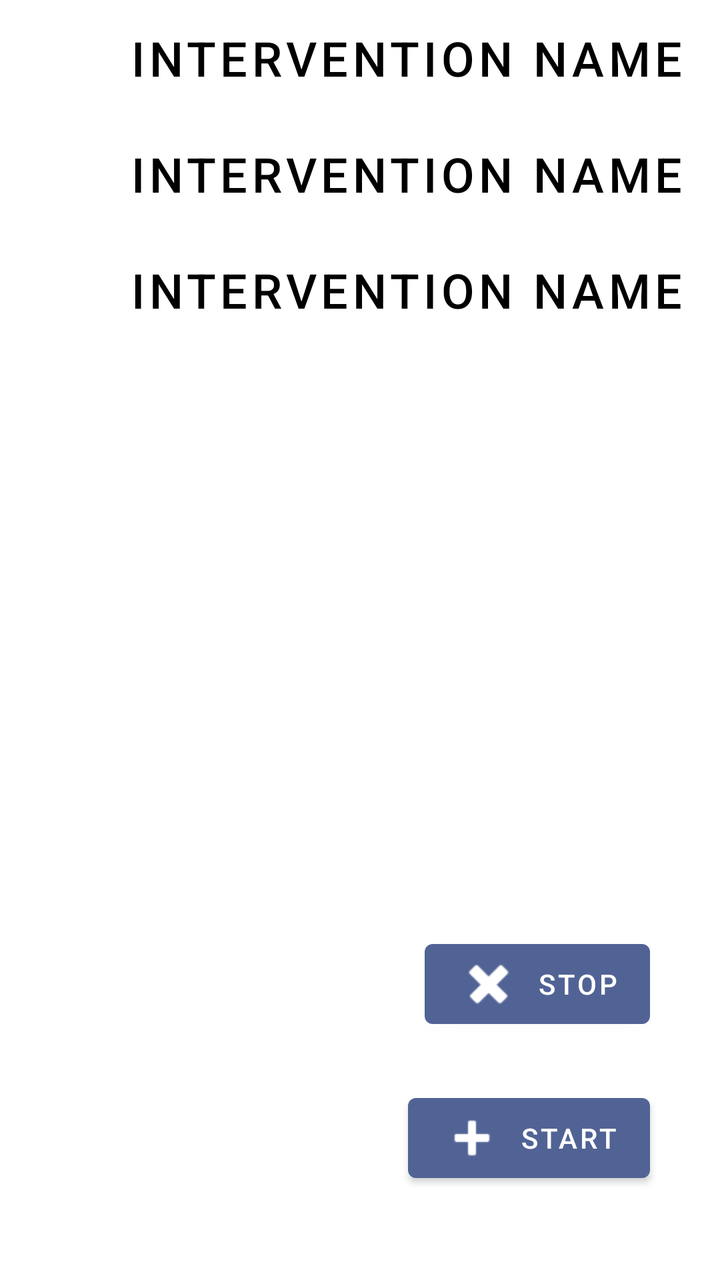
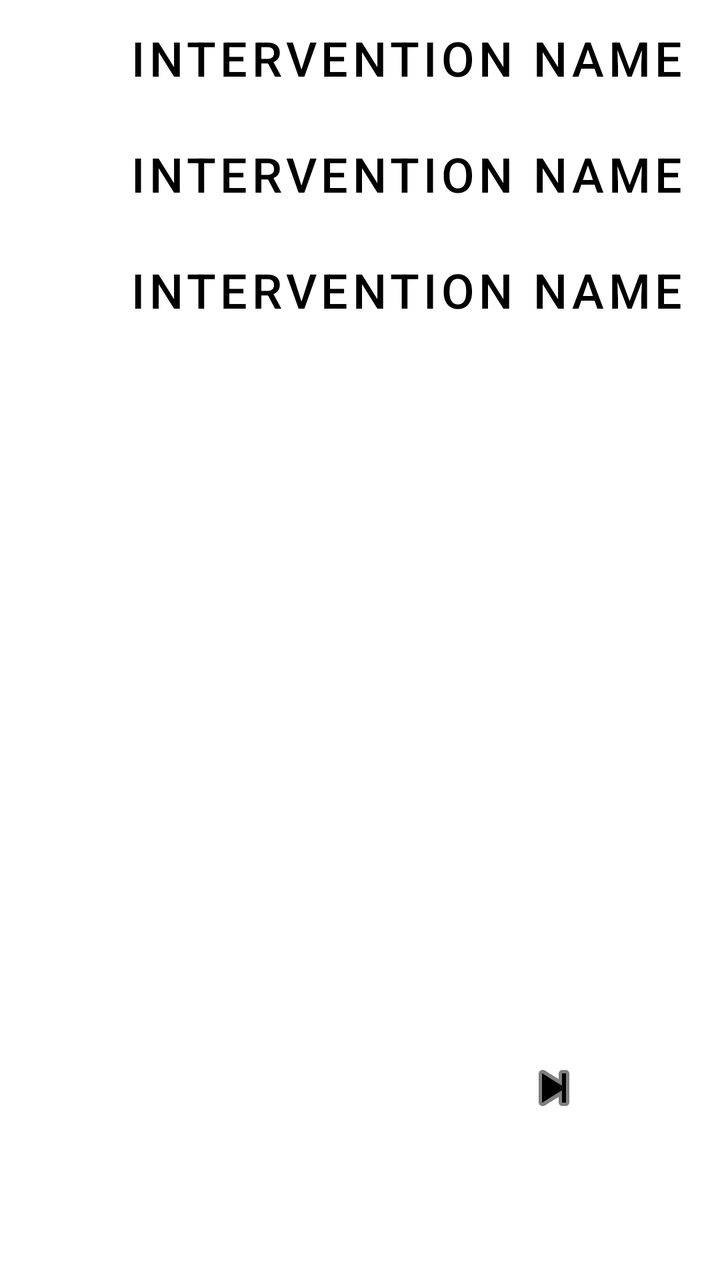

Compare the two renders of this Android layout. The source of the first and the diff that turns it into the second are given below.
<!-- AndroidManifest.xml: application theme Theme.SELab23B02 -->
<!-- res/layout/fragment_interventions.xml -->
<?xml version="1.0" encoding="utf-8"?>
<LinearLayout xmlns:android="http://schemas.android.com/apk/res/android"
    xmlns:app="http://schemas.android.com/apk/res-auto"
    xmlns:tools="http://schemas.android.com/tools"
    android:layout_width="match_parent"
    android:layout_height="match_parent">

    <androidx.constraintlayout.widget.ConstraintLayout
        android:layout_width="match_parent"
        android:layout_height="match_parent">

        <Button
            android:id="@+id/btStartRecording"
            android:layout_width="wrap_content"
            android:layout_height="wrap_content"
            android:layout_marginEnd="35dp"
            android:layout_marginBottom="45dp"
            android:text="start"
            app:icon="@android:drawable/ic_input_add"
            app:layout_constraintBottom_toBottomOf="@+id/scrollView2"
            app:layout_constraintEnd_toEndOf="parent" />

        <Button
            android:id="@+id/btEndRecording"
            android:layout_width="wrap_content"
            android:layout_height="wrap_content"
            android:layout_marginEnd="35dp"
            android:layout_marginBottom="25dp"
            android:text="stop"
            app:icon="@android:drawable/ic_delete"
            app:layout_constraintBottom_toTopOf="@+id/btStartRecording"
            app:layout_constraintEnd_toEndOf="parent" />

        <ScrollView
            android:id="@+id/scrollView2"
            android:layout_width="match_parent"
            android:layout_height="match_parent"
            app:layout_constraintBottom_toBottomOf="parent"
            app:layout_constraintEnd_toEndOf="parent"
            app:layout_constraintStart_toStartOf="parent"
            app:layout_constraintTop_toTopOf="parent">

            <LinearLayout
                android:layout_width="match_parent"
                android:layout_height="wrap_content"
                android:orientation="vertical">

                <androidx.constraintlayout.widget.ConstraintLayout
                    android:id="@+id/singleInterventionConstraintLayout"
                    android:layout_width="match_parent"
                    android:layout_height="match_parent">

                    <Button
                        android:id="@+id/buttonIntervention1"
                        android:layout_width="407dp"
                        android:layout_height="58dp"
                        android:background="@android:color/transparent"
                        android:onClick="openSingleInterventionFragment"
                        android:outlineAmbientShadowColor="#000000"
                        android:outlineProvider="none"
                        android:text="Intervention Name"
                        android:textAlignment="center"
                        android:textColor="#000000"
                        android:textSize="24sp"
                        app:layout_constraintStart_toStartOf="parent"
                        app:layout_constraintTop_toTopOf="parent"
                        tools:visibility="visible" />

                    <Button
                        android:id="@+id/buttonIntervention2"
                        android:layout_width="407dp"
                        android:layout_height="58dp"
                        android:layout_marginTop="58dp"
                        android:background="@android:color/transparent"
                        android:onClick="openSingleInterventionFragment"
                        android:outlineAmbientShadowColor="#000000"
                        android:outlineProvider="none"
                        android:text="Intervention Name"
                        android:textAlignment="center"
                        android:textColor="#000000"
                        android:textSize="24sp"
                        app:layout_constraintStart_toStartOf="parent"
                        app:layout_constraintTop_toTopOf="parent"
                        tools:visibility="visible" />

                    <Button
                        android:id="@+id/buttonIntervention3"
                        android:layout_width="407dp"
                        android:layout_height="58dp"
                        android:layout_marginTop="116dp"
                        android:background="@android:color/transparent"
                        android:onClick="openSingleInterventionFragment"
                        android:outlineAmbientShadowColor="#000000"
                        android:outlineProvider="none"
                        android:text="Intervention Name"
                        android:textAlignment="center"
                        android:textColor="#000000"
                        android:textSize="24sp"
                        app:layout_constraintStart_toStartOf="parent"
                        app:layout_constraintTop_toTopOf="parent"
                        tools:visibility="visible" />

                </androidx.constraintlayout.widget.ConstraintLayout>
            </LinearLayout>
        </ScrollView>
    </androidx.constraintlayout.widget.ConstraintLayout>

</LinearLayout>
<!-- resources referenced by this layout -->
<resources>
  <style name="Theme.SELab23B02" parent="Theme.MaterialComponents.DayNight.DarkActionBar">
          
          <item name="colorPrimary">@color/accent_color</item>
          <item name="colorPrimaryVariant">@color/accent_color</item>
          <item name="colorOnPrimary">@color/white</item>
          
          <item name="colorSecondary">@color/teal_200</item>
          <item name="colorSecondaryVariant">@color/teal_700</item>
          <item name="colorOnSecondary">@color/black</item>
          
          <item name="android:statusBarColor">?attr/colorPrimaryVariant</item>
          
      </style>
  <color name="accent_color">#516395</color>
  <color name="white">#FFFFFFFF</color>
  <color name="teal_200">#FF03DAC5</color>
  <color name="teal_700">#FF018786</color>
  <color name="black">#FF000000</color>
</resources>

<!-- the commit's change to res/layout/fragment_interventions.xml (unified diff, before → after) -->
@@ -14,21 +14,13 @@
             android:layout_width="wrap_content"
             android:layout_height="wrap_content"
             android:layout_marginEnd="35dp"
-            android:layout_marginBottom="45dp"
-            android:text="start"
-            app:icon="@android:drawable/ic_input_add"
+            android:layout_marginBottom="70dp"
+            android:background="#00FFFFFF"
+            android:textAlignment="center"
+            app:icon="@android:drawable/ic_media_next"
+            app:iconGravity="textStart"
+            app:iconTint="#000000"
             app:layout_constraintBottom_toBottomOf="@+id/scrollView2"
-            app:layout_constraintEnd_toEndOf="parent" />
-
-        <Button
-            android:id="@+id/btEndRecording"
-            android:layout_width="wrap_content"
-            android:layout_height="wrap_content"
-            android:layout_marginEnd="35dp"
-            android:layout_marginBottom="25dp"
-            android:text="stop"
-            app:icon="@android:drawable/ic_delete"
-            app:layout_constraintBottom_toTopOf="@+id/btStartRecording"
             app:layout_constraintEnd_toEndOf="parent" />
 
         <ScrollView
@@ -37,8 +29,10 @@
             android:layout_height="match_parent"
             app:layout_constraintBottom_toBottomOf="parent"
             app:layout_constraintEnd_toEndOf="parent"
+            app:layout_constraintHorizontal_bias="0.0"
             app:layout_constraintStart_toStartOf="parent"
-            app:layout_constraintTop_toTopOf="parent">
+            app:layout_constraintTop_toTopOf="parent"
+            app:layout_constraintVertical_bias="0.0">
 
             <LinearLayout
                 android:layout_width="match_parent"
